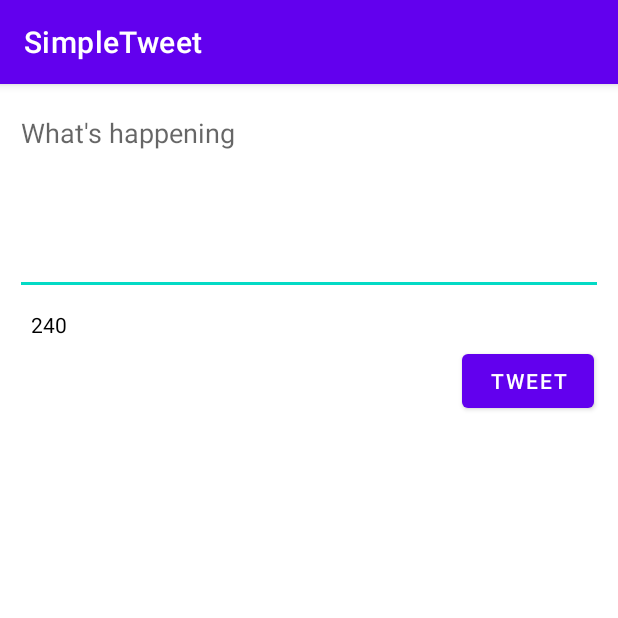
After one commit to KidusAM/SimpleTweet, an Android app: the ComposeActivity screen opened directly, with no data from a screen before it, on a phone screen of 412 x 824 dp, the top half of it. The commit adds this screen. Run offline under Robolectric (Android 15) with nearby library versions, the phone set to English and light mode, and no system bars; our stand-ins replace Room's generated code; libraries missing offline, so code that uses them is left out: com.codepath.asynchttpclient, com.facebook.stetho; 1 statement that could not run was skipped.

Commit message:
Finished required stories with allowing users to compose and post tweets

```diff
--- a/app/build.gradle
+++ b/app/build.gradle
@@ -2,6 +2,7 @@ plugins {
     id 'com.android.application'
     id 'kotlin-android'
     id 'kotlin-kapt'
+    id 'kotlin-parcelize'
 }
 
 def apikeyPropertiesFile = rootProject.file("apikey.properties")
--- /dev/null
+++ b/app/src/main/java/com/codepath/apps/simpletweet/ComposeActivity.kt
@@ -0,0 +1,100 @@
+package com.codepath.apps.simpletweet
+
+import android.annotation.SuppressLint
+import android.content.Intent
+import android.graphics.Color
+import android.graphics.Color.red
+import androidx.appcompat.app.AppCompatActivity
+import android.os.Bundle
+import android.util.Log
+import android.widget.Button
+import android.widget.EditText
+import android.widget.TextView
+import android.widget.Toast
+import androidx.core.widget.addTextChangedListener
+import com.codepath.apps.simpletweet.models.Tweet
+import com.codepath.asynchttpclient.callback.JsonHttpResponseHandler
+import okhttp3.Headers
+import org.w3c.dom.Text
+
+class ComposeActivity : AppCompatActivity() {
+    lateinit var etCompose: EditText
+    lateinit var btnTweet : Button
+    lateinit var tvTweetCharCount : TextView
+
+    lateinit var client: TwitterClient
+    override fun onCreate(savedInstanceState: Bundle?) {
+        super.onCreate(savedInstanceState)
+        setContentView(R.layout.activity_compose)
+
+        etCompose = findViewById(R.id.etTweetCompose)
+        btnTweet = findViewById(R.id.btnTweet)
+        tvTweetCharCount = findViewById(R.id.tvTweetCharCount)
+        client = TwitterApplication.getRestClient(this)
+
+        btnTweet.setOnClickListener { postTweet() }
+        updateLengthCount()
+        etCompose.addTextChangedListener {
+            updateLengthCount()
+        }
+    }
+
+    fun updateLengthCount() {
+        val charsLeft = MAX_TWEET_LENGTH - etCompose.text.length
+
+        tvTweetCharCount.text = charsLeft.toString()
+        if (charsLeft < 0) {
+            tvTweetCharCount.setTextColor(Color.RED)
+            btnTweet.isEnabled = false
+        } else {
+            tvTweetCharCount.setTextColor(Color.BLACK)
+            btnTweet.isEnabled = true
+        }
+    }
+
+    fun postTweet() {
+        // grab the content of the edit text
+        val tweetContent = etCompose.text.toString()
+
+        // 1. check that tweet isn't empty
+        if (tweetContent.isEmpty()) {
+            Toast.makeText(this, "Empty tweets not allowed!", Toast.LENGTH_SHORT).show()
+            // Look into displaying SnackBar
+        }
+        // 2. make sure the tweet isn't over the char count
+        else if (tweetContent.length > MAX_TWEET_LENGTH) {
+            Toast.makeText(
+                this,
+                "Tweet is too long! Limit is 140 characters",
+                Toast.LENGTH_SHORT
+            ).show()
+        } else {
+            client.publishTweet(tweetContent, object : JsonHttpResponseHandler() {
+                override fun onSuccess(statusCode: Int, headers: Headers?, json: JSON) {
+                    Log.i(TAG, "Successfully published tweet")
+                    val newTweet = Tweet.fromJson(json.jsonObject)
+
+                    val intent = Intent()
+                    intent.putExtra("newTweet", newTweet)
+
+                    setResult(RESULT_OK, intent)
+                    finish()
+                }
+
+                override fun onFailure(
+                    statusCode: Int,
+                    headers: Headers?,
+                    response: String?,
+                    throwable: Throwable?
+                ) {
+                    Log.e(TAG, "Failed to publish tweet", throwable)
+                }
+            })
+        }
+
+    }
+    companion object {
+        val TAG = "ComposeActivity"
+        val MAX_TWEET_LENGTH = 240
+    }
+}
--- /dev/null
+++ b/app/src/main/res/layout/activity_compose.xml
@@ -0,0 +1,45 @@
+<?xml version="1.0" encoding="utf-8"?>
+<androidx.constraintlayout.widget.ConstraintLayout xmlns:android="http://schemas.android.com/apk/res/android"
+    xmlns:app="http://schemas.android.com/apk/res-auto"
+    xmlns:tools="http://schemas.android.com/tools"
+    android:layout_width="match_parent"
+    android:layout_height="match_parent"
+    tools:context=".ComposeActivity">
+
+    <EditText
+        android:id="@+id/etTweetCompose"
+        android:layout_width="match_parent"
+        android:layout_height="wrap_content"
+        android:layout_margin="10dp"
+        android:ems="10"
+        android:gravity="start|top"
+        android:hint="What's happening"
+        android:inputType="textMultiLine"
+        android:minLines="5"
+        app:layout_constraintEnd_toEndOf="parent"
+        app:layout_constraintStart_toStartOf="parent"
+        app:layout_constraintTop_toTopOf="parent" />
+
+    <Button
+        android:id="@+id/btnTweet"
+        android:layout_width="wrap_content"
+        android:layout_height="wrap_content"
+        android:layout_marginTop="33dp"
+        android:layout_marginEnd="16dp"
+        android:layout_marginBottom="544dp"
+        android:text="Tweet"
+        app:layout_constraintEnd_toEndOf="parent"
+        app:layout_constraintTop_toBottomOf="@+id/etTweetCompose"
+        app:layout_constraintVertical_bias="0.0" />
+
+    <TextView
+        android:id="@+id/tvTweetCharCount"
+        android:layout_width="wrap_content"
+        android:layout_height="wrap_content"
+        android:layout_margin="10dp"
+        tools:text="240"
+        app:layout_constraintEnd_toStartOf="@+id/btnTweet"
+        app:layout_constraintHorizontal_bias="0.04"
+        app:layout_constraintStart_toStartOf="parent"
+        app:layout_constraintTop_toBottomOf="@+id/etTweetCompose" />
+</androidx.constraintlayout.widget.ConstraintLayout>
```
Also changed, not shown: app/src/main/AndroidManifest.xml (+6 -3 lines), app/src/main/java/com/codepath/apps/simpletweet/TimelineActivity.kt (+33 -0 lines), app/src/main/java/com/codepath/apps/simpletweet/TwitterClient.kt (+9 -0 lines), app/src/main/java/com/codepath/apps/simpletweet/models/Tweet.kt (+8 -4 lines), app/src/main/java/com/codepath/apps/simpletweet/models/User.kt (+8 -4 lines), app/src/main/res/menu/menu_main.xml (added, +10 -0 lines).
